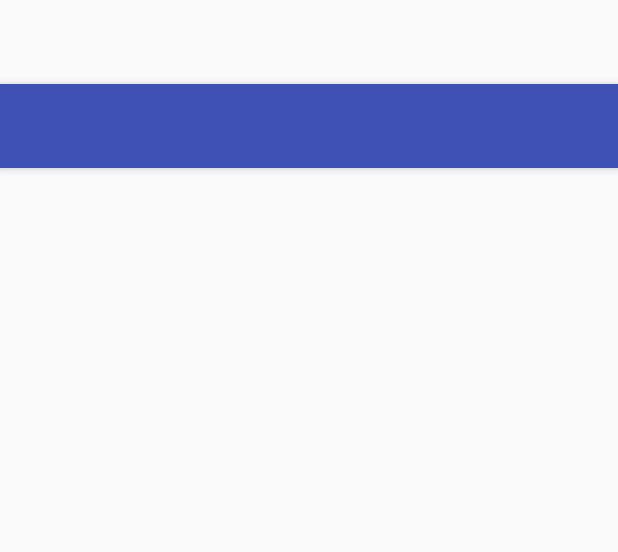
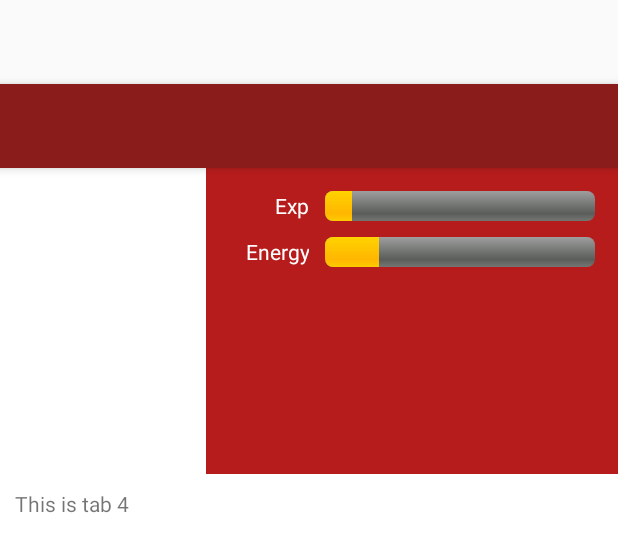
Before and after one commit to andrewflash/GoGoGym, an Android app: the layout app_bar_dashboard.xml on its own in the app's theme, with its tools: preview values and no code run, on a phone screen of 412 x 824 dp. Shown: the top 552 px of the screen. Run offline under Robolectric (Android 15) with nearby library versions, the phone set to English and light mode, and no system bars.

Commit message:
Add dashboard tab

```diff
--- a/app/src/main/AndroidManifest.xml
+++ b/app/src/main/AndroidManifest.xml
@@ -25,7 +25,11 @@
 
         <activity
             android:name=".DashboardActivity"
-            android:label="@string/title_activity_dashboard"></activity>
+            android:label="@string/title_activity_dashboard"
+            android:theme="@style/Theme.AppCompat.Light.NoActionBar"
+            android:hardwareAccelerated="false">
+
+        </activity>
 
         <activity android:name="com.facebook.FacebookActivity"
             android:configChanges=
--- a/app/src/main/java/net/tudelft/xflash/gogogym/DownloadImage.java
+++ b/app/src/main/java/net/tudelft/xflash/gogogym/DownloadImage.java
@@ -33,6 +33,7 @@ public class DownloadImage extends AsyncTask<String, Void, Bitmap> {
     }
 
     protected void onPostExecute(Bitmap result) {
-        bmImage.setImageBitmap(result);
+        if(result != null)
+            bmImage.setImageBitmap(result);
     }
 }
--- a/app/src/main/res/layout/app_bar_dashboard.xml
+++ b/app/src/main/res/layout/app_bar_dashboard.xml
@@ -16,7 +16,7 @@
             android:id="@+id/toolbar"
             android:layout_width="match_parent"
             android:layout_height="?attr/actionBarSize"
-            android:background="?attr/colorPrimary"
+            android:background="@color/navbar_dashboard"
             app:popupTheme="@style/AppTheme.PopupOverlay" />
 
     </android.support.design.widget.AppBarLayout>
--- a/app/src/main/res/layout/content_dashboard.xml
+++ b/app/src/main/res/layout/content_dashboard.xml
@@ -4,12 +4,104 @@
     xmlns:tools="http://schemas.android.com/tools"
     android:layout_width="match_parent"
     android:layout_height="match_parent"
-    android:paddingBottom="@dimen/activity_vertical_margin"
-    android:paddingLeft="@dimen/activity_horizontal_margin"
-    android:paddingRight="@dimen/activity_horizontal_margin"
-    android:paddingTop="@dimen/activity_vertical_margin"
     app:layout_behavior="@string/appbar_scrolling_view_behavior"
     tools:context="net.tudelft.xflash.gogogym.DashboardActivity"
     tools:showIn="@layout/app_bar_dashboard">
 
+    <LinearLayout
+        android:layout_width="match_parent"
+        android:layout_height="match_parent"
+        android:orientation="vertical"
+        android:background="@color/bg_dashboard"
+        >
+
+        <LinearLayout
+            android:layout_width="match_parent"
+            android:layout_height="match_parent"
+            android:layout_weight="5"
+            android:orientation="horizontal">
+
+            <LinearLayout
+                android:layout_width="match_parent"
+                android:layout_height="match_parent"
+                android:orientation="vertical"
+                android:layout_weight="2"
+                android:background="@color/white"
+                >
+                <net.tudelft.xflash.gogogym.GifImageView
+                    android:id="@+id/GifImageView"
+                    android:layout_width="match_parent"
+                    android:layout_height="match_parent"
+                    android:layout_gravity="center_vertical"
+                    android:background="@color/white" />
+
+            </LinearLayout>
+
+            <LinearLayout
+                android:layout_width="match_parent"
+                android:layout_height="match_parent"
+                android:layout_weight="1"
+                android:padding="10dp"
+                android:orientation="vertical">
+
+                <LinearLayout
+                    android:layout_width="match_parent"
+                    android:layout_height="wrap_content"
+                    android:orientation="horizontal">
+
+                    <TextView
+                        android:layout_width="match_parent"
+                        android:layout_height="wrap_content"
+                        android:text="@string/exp"
+                        android:layout_weight="3"
+                        android:gravity="right"
+                        android:padding="5dp"
+                        android:textColor="@color/white"/>
+
+                    <ProgressBar
+                        android:id="@+id/progressBarExp"
+                        style="@android:style/Widget.ProgressBar.Horizontal"
+                        android:layout_width="match_parent"
+                        android:layout_height="wrap_content"
+                        android:layout_weight="1"
+                        android:padding="5dp"
+                        android:max="100"
+                        android:progress="10" />
+
+                </LinearLayout>
+
+                <LinearLayout
+                    android:layout_width="match_parent"
+                    android:layout_height="wrap_content"
+                    android:orientation="horizontal">
+
+                    <TextView
+                        android:layout_width="match_parent"
+                        android:layout_height="wrap_content"
+                        android:text="@string/energy"
+                        android:layout_weight="3"
+                        android:gravity="right"
+                        android:padding="5dp"
+                        android:textColor="@color/white"/>
+
+                    <ProgressBar
+                        android:id="@+id/progressBarEnergy"
+                        style="@android:style/Widget.ProgressBar.Horizontal"
+                        android:layout_width="match_parent"
+                        android:layout_height="wrap_content"
+                        android:layout_weight="1"
+                        android:padding="5dp"
+                        android:max="100"
+                        android:progress="20" />
+
+                </LinearLayout>
+
+            </LinearLayout>
+
+        </LinearLayout>
+
+        <include layout="@layout/dashboard_tabhost"/>
+
+    </LinearLayout>
+
 </RelativeLayout>
--- /dev/null
+++ b/app/src/main/res/layout/dashboard_tabhost.xml
@@ -0,0 +1,93 @@
+<?xml version="1.0" encoding="utf-8"?>
+<LinearLayout xmlns:android="http://schemas.android.com/apk/res/android"
+    xmlns:tools="http://schemas.android.com/tools"
+    android:layout_width="match_parent"
+    android:layout_height="match_parent"
+    android:orientation="horizontal"
+    android:layout_weight="2"
+    tools:context=".DashboardActivity">
+
+    <TabHost
+        android:id="@+id/tabHost"
+        android:layout_width="match_parent"
+        android:layout_height="match_parent"
+        android:layout_alignParentTop="true"
+        android:background="@color/bg_dashboard"
+        android:layout_centerHorizontal="true">
+
+        <LinearLayout
+            android:layout_width="match_parent"
+            android:layout_height="match_parent"
+            android:orientation="vertical">
+
+            <TabWidget
+                android:id="@android:id/tabs"
+                android:layout_width="match_parent"
+                android:layout_height="wrap_content"></TabWidget>
+
+            <FrameLayout
+                android:id="@android:id/tabcontent"
+                android:layout_width="match_parent"
+                android:layout_height="match_parent">
+
+                <LinearLayout
+                    android:id="@+id/tab1"
+                    android:layout_width="match_parent"
+                    android:layout_height="match_parent"
+                    android:background="@color/white"
+                    android:orientation="vertical">
+
+                    <TextView
+                        android:layout_width="match_parent"
+                        android:layout_height="match_parent"
+                        android:padding="10dp"
+                        android:text="This is tab 1" />
+
+                </LinearLayout>
+
+                <LinearLayout
+                    android:id="@+id/tab2"
+                    android:layout_width="match_parent"
+                    android:layout_height="match_parent"
+                    android:background="@color/white"
+                    android:orientation="vertical">
+
+                    <TextView
+                        android:layout_width="match_parent"
+                        android:layout_height="match_parent"
+                        android:padding="10dp"
+                        android:text="This is tab 2" />
+                </LinearLayout>
+
+                <LinearLayout
+                    android:id="@+id/tab3"
+                    android:layout_width="match_parent"
+                    android:layout_height="match_parent"
+                    android:background="@color/white"
+                    android:orientation="vertical">
+
+                    <TextView
+                        android:layout_width="match_parent"
+                        android:layout_height="match_parent"
+                        android:padding="10dp"
+                        android:text="This is tab 3" />
+                </LinearLayout>
+
+                <LinearLayout
+                    android:id="@+id/tab4"
+                    android:layout_width="match_parent"
+                    android:layout_height="match_parent"
+                    android:background="@color/white"
+                    android:orientation="vertical">
+
+                    <TextView
+                        android:layout_width="match_parent"
+                        android:layout_height="match_parent"
+                        android:padding="10dp"
+                        android:text="This is tab 4" />
+                </LinearLayout>
+            </FrameLayout>
+        </LinearLayout>
+    </TabHost>
+
+</LinearLayout>
--- a/app/src/main/res/layout/nav_header_dashboard.xml
+++ b/app/src/main/res/layout/nav_header_dashboard.xml
@@ -2,7 +2,7 @@
 <LinearLayout xmlns:android="http://schemas.android.com/apk/res/android"
     android:layout_width="match_parent"
     android:layout_height="@dimen/nav_header_height"
-    android:background="@drawable/side_nav_bar"
+    android:background="@drawable/login_bg"
     android:gravity="bottom"
     android:orientation="vertical"
     android:paddingBottom="@dimen/activity_vertical_margin"
--- a/app/src/main/res/values/colors.xml
+++ b/app/src/main/res/values/colors.xml
@@ -9,4 +9,8 @@
     <color name="login_btn">#4caf50</color>
     <color name="white">#ffffff</color>
     <color name="gray_8080">#808080</color>
+    <color name="navbar_dashboard">#8b1c1c</color>
+    <color name="bg_dashboard">#b71c1c</color>
+    <color name="bg_progress">#741c1c</color>
+    <color name="fr_progress">#ffab40</color>
 </resources>
--- a/app/src/main/res/values/strings.xml
+++ b/app/src/main/res/values/strings.xml
@@ -1,6 +1,6 @@
 <resources>
     <string name="app_name">GoGoGym</string>
-    <string name="email">Email</string>
+    <string name="email">Email or username</string>
     <string name="password">Password</string>
     <string name="logo_desc">Logo</string>
     <string name="login_text">Log in</string>
@@ -12,5 +12,8 @@
     <string name="action_settings">Settings</string>
     <string name="action_logout">Log out</string>
 
+    <string name="exp">Exp</string>
+    <string name="energy">Energy</string>
+
     <string name="facebook_app_id">779083828906747</string>
 </resources>
--- a/app/src/main/res/values/styles.xml
+++ b/app/src/main/res/values/styles.xml
@@ -16,5 +16,4 @@
     <style name="AppTheme.AppBarOverlay" parent="ThemeOverlay.AppCompat.Dark.ActionBar" />
 
     <style name="AppTheme.PopupOverlay" parent="ThemeOverlay.AppCompat.Light" />
-
 </resources>
```
Also changed, not shown: app/src/main/java/net/tudelft/xflash/gogogym/DashboardActivity.java (+34 -0 lines), app/src/main/java/net/tudelft/xflash/gogogym/GifImageView.java (added, +98 -0 lines), app/src/main/java/net/tudelft/xflash/gogogym/LoginActivity.java (+27 -3 lines), app/src/main/res/drawable/pandas_dead.gif (added), app/src/main/res/drawable/pandas_eating.gif (added), app/src/main/res/drawable/pandas_happy.gif (added), app/src/main/res/drawable/pandas_sad.gif (added), 1 other file.
